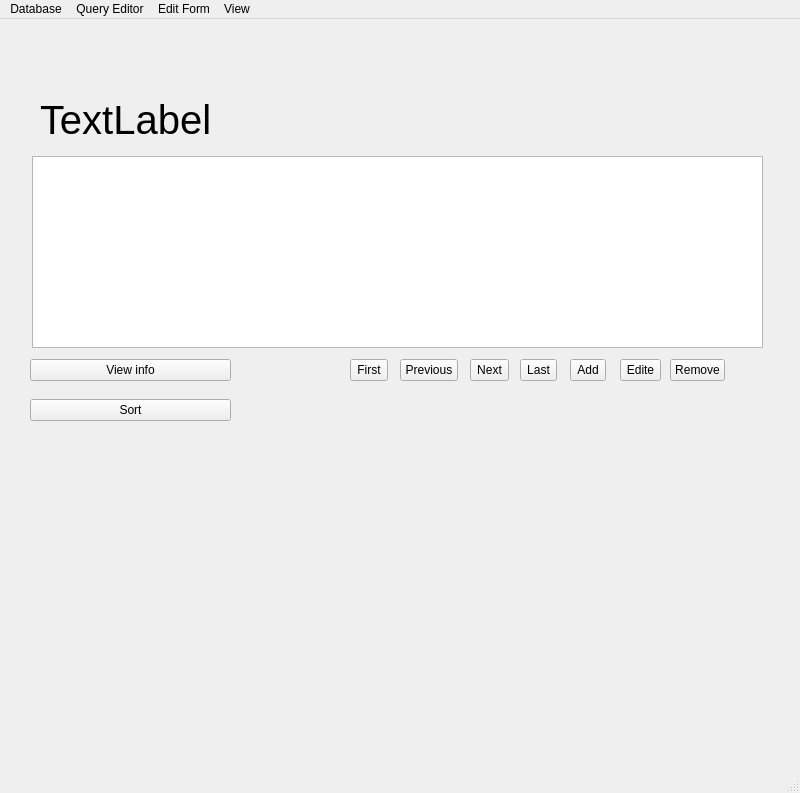
This is TablesWindow.ui in YarBez12/Advertisement-Agency1 as Qt 5 draws it before an edit. The edited form follows.
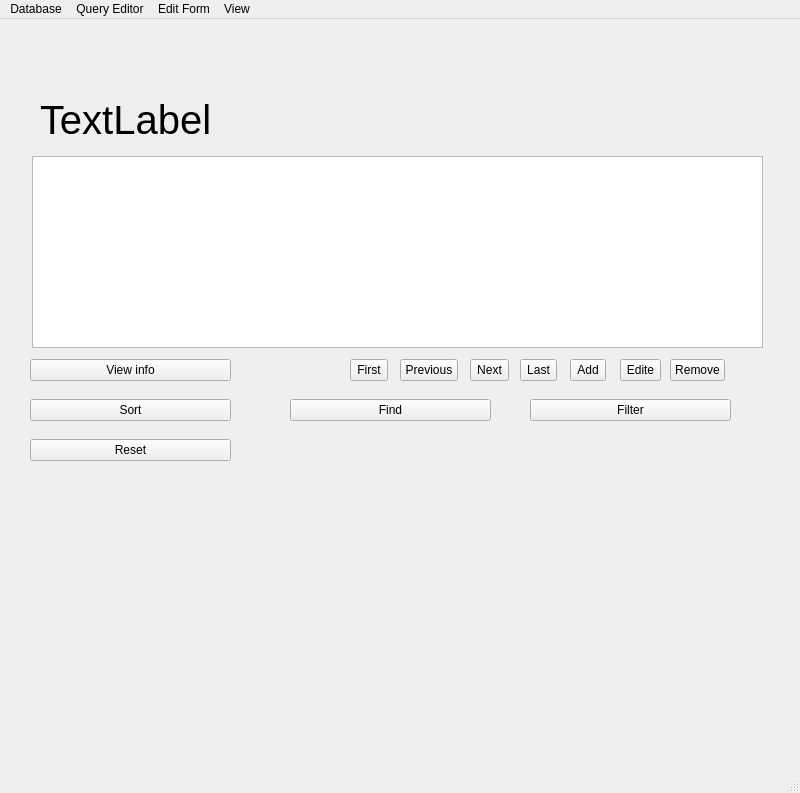
This is the edited form.

```diff
--- a/TablesWindow.ui
+++ b/TablesWindow.ui
@@ -189,6 +189,63 @@
      <string>Sort</string>
     </property>
    </widget>
+   <widget class="QToolButton" name="findButton">
+    <property name="geometry">
+     <rect>
+      <x>290</x>
+      <y>380</y>
+      <width>201</width>
+      <height>22</height>
+     </rect>
+    </property>
+    <property name="maximumSize">
+     <size>
+      <width>16777215</width>
+      <height>16777215</height>
+     </size>
+    </property>
+    <property name="text">
+     <string>Find</string>
+    </property>
+   </widget>
+   <widget class="QToolButton" name="filterButton">
+    <property name="geometry">
+     <rect>
+      <x>530</x>
+      <y>380</y>
+      <width>201</width>
+      <height>22</height>
+     </rect>
+    </property>
+    <property name="maximumSize">
+     <size>
+      <width>16777215</width>
+      <height>16777215</height>
+     </size>
+    </property>
+    <property name="text">
+     <string>Filter</string>
+    </property>
+   </widget>
+   <widget class="QToolButton" name="resetButton">
+    <property name="geometry">
+     <rect>
+      <x>30</x>
+      <y>420</y>
+      <width>201</width>
+      <height>22</height>
+     </rect>
+    </property>
+    <property name="maximumSize">
+     <size>
+      <width>16777215</width>
+      <height>16777215</height>
+     </size>
+    </property>
+    <property name="text">
+     <string>Reset</string>
+    </property>
+   </widget>
   </widget>
   <widget class="QMenuBar" name="menubar">
    <property name="geometry">
```
